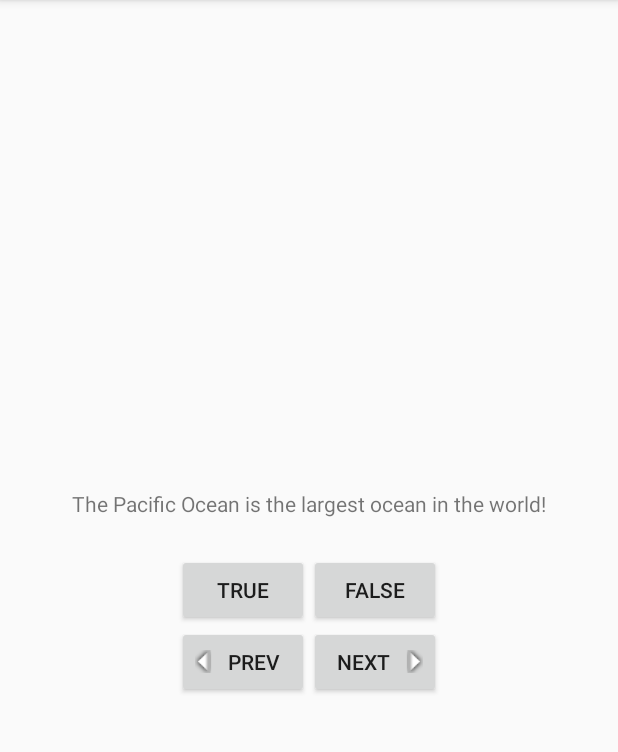
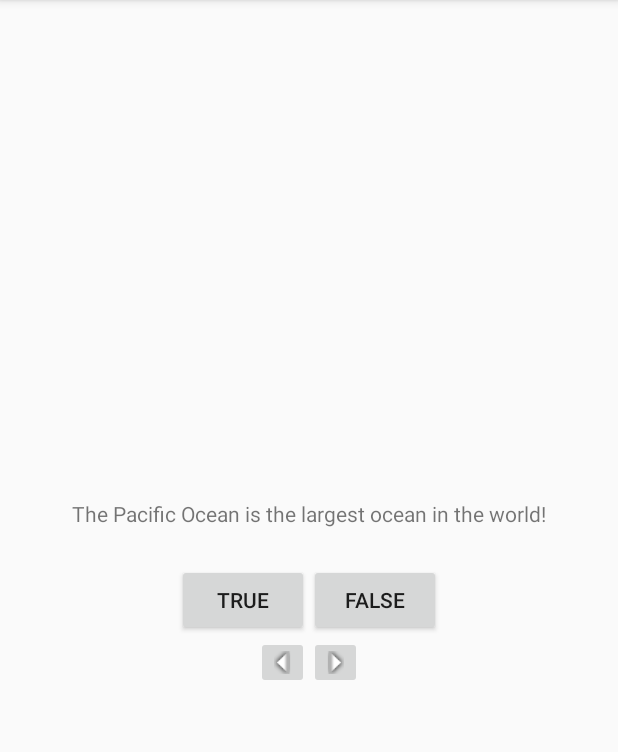
Before and after one commit to kshitizanand/GeoQuiz, an Android app: the screen it shows after launch (QuizActivity), on a phone screen of 412 x 824 dp, the part 84-836 px from its top. Run offline under Robolectric (Android 15) with nearby library versions, the phone set to English and light mode, and no system bars.

Commit message:
Added logs for Lifecycle logging

```diff
--- a/app/src/main/java/com/anandkshitiz/geoquiz/QuizActivity.java
+++ b/app/src/main/java/com/anandkshitiz/geoquiz/QuizActivity.java
@@ -2,19 +2,23 @@ package com.anandkshitiz.geoquiz;
 
 import android.support.v7.app.AppCompatActivity;
 import android.os.Bundle;
+import android.util.Log;
 import android.view.Menu;
 import android.view.MenuItem;
 import android.view.View;
 import android.widget.Button;
+import android.widget.ImageButton;
 import android.widget.TextView;
 import android.widget.Toast;
 
 public class QuizActivity extends AppCompatActivity {
 
+    private static final String TAG = "QuizActivity";
+
     private Button mTrueButton;
     private Button mFalseButton;
-    private Button mNextButton;
-    private Button mPrevButton;
+    private ImageButton mNextButton;
+    private ImageButton mPrevButton;
     private TextView mQuestionTextView;
 
     private TrueFalse[] mQuestionBank = new TrueFalse[] {
@@ -30,6 +34,7 @@ public class QuizActivity extends AppCompatActivity {
     @Override
     protected void onCreate(Bundle savedInstanceState) {
         super.onCreate(savedInstanceState);
+        Log.d(TAG, "Bundle created");
         setContentView(R.layout.activity_quiz);
 
         mQuestionTextView = (TextView) findViewById(R.id.question_text_view);
@@ -60,7 +65,7 @@ public class QuizActivity extends AppCompatActivity {
                 checkAnswer(false);
             }
         });
-        mNextButton = (Button) findViewById(R.id.next_button);
+        mNextButton = (ImageButton) findViewById(R.id.next_button);
         mNextButton.setOnClickListener(new View.OnClickListener() {
             @Override
             public void onClick(View v) {
@@ -69,7 +74,7 @@ public class QuizActivity extends AppCompatActivity {
             }
         });
 
-        mPrevButton = (Button) findViewById(R.id.prev_button);
+        mPrevButton = (ImageButton) findViewById(R.id.prev_button);
         mPrevButton.setOnClickListener(new View.OnClickListener() {
             @Override
             public void onClick(View v) {
@@ -79,6 +84,36 @@ public class QuizActivity extends AppCompatActivity {
             }
         });
         updateQuestion();
+    }
+
+    @Override
+    public void onStart() {
+        super.onStart();
+        Log.d(TAG, "onStart");
+    }
+
+    @Override
+    public void onStop() {
+        super.onStop();
+        Log.d(TAG, "onStop");
+    }
+
+    @Override
+    public void onPause() {
+        super.onPause();
+        Log.d(TAG, "onPause");
+    }
+
+    @Override
+    public void onResume() {
+        super.onResume();
+        Log.d(TAG, "onResume");
+    }
+
+    @Override
+    public void onDestroy() {
+        super.onDestroy();
+        Log.d(TAG, "onDestroy");
     }
 
     @Override
--- a/app/src/main/res/layout/activity_quiz.xml
+++ b/app/src/main/res/layout/activity_quiz.xml
@@ -39,21 +39,21 @@
         android:layout_height="wrap_content"
         android:orientation="horizontal">
 
-        <Button
+        <ImageButton
             android:id="@+id/prev_button"
-            android:text="@string/prev_button"
             android:layout_width="wrap_content"
             android:layout_height="wrap_content"
-            android:drawableLeft="@drawable/arrow_left"
-            android:drawablePadding="4dp"/>
+            android:src="@drawable/arrow_left"
+            android:drawablePadding="4dp"
+            android:contentDescription="@string/prev_button"/>
 
-        <Button
+        <ImageButton
             android:id="@+id/next_button"
-            android:text="@string/next_button"
             android:layout_width="wrap_content"
             android:layout_height="wrap_content"
-            android:drawableRight="@drawable/arrow_right"
-            android:drawablePadding="4dp"/>
+            android:src="@drawable/arrow_right"
+            android:drawablePadding="4dp"
+            android:contentDescription="@string/next_button"/>
     </LinearLayout>
 
 
```
